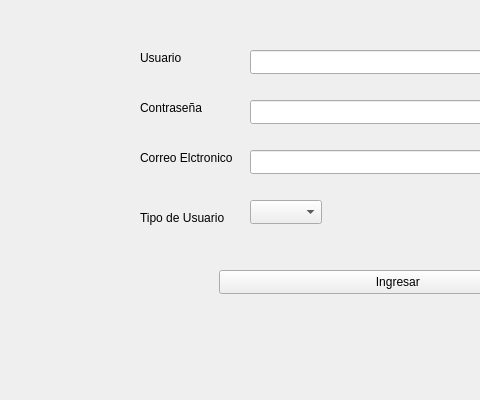
Old version of the form loginwindow.ui in the repository Elisacv8/proyecto_Sistem; both pictures show x 0 to 480 and y 200 to 600 of the 787 by 600 pixel window.
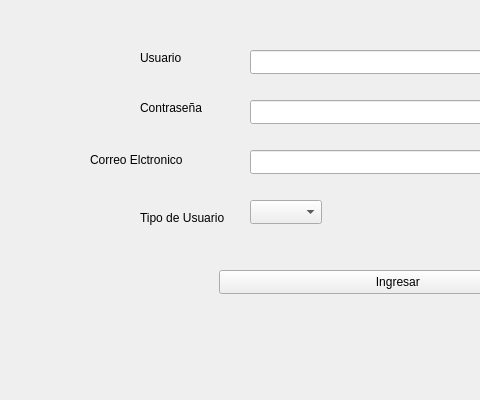
New version of the form. Icons and pictures are not drawn.

Diff of the .ui file:
```diff
--- a/loginwindow.ui
+++ b/loginwindow.ui
@@ -128,10 +128,10 @@
    <widget class="QLabel" name="QL_Correo">
     <property name="geometry">
      <rect>
-      <x>140</x>
+      <x>90</x>
       <y>350</y>
-      <width>101</width>
-      <height>16</height>
+      <width>151</width>
+      <height>20</height>
      </rect>
     </property>
     <property name="text">
```
Left out of the diff: 8 changed lines with no effect on the pictures.
